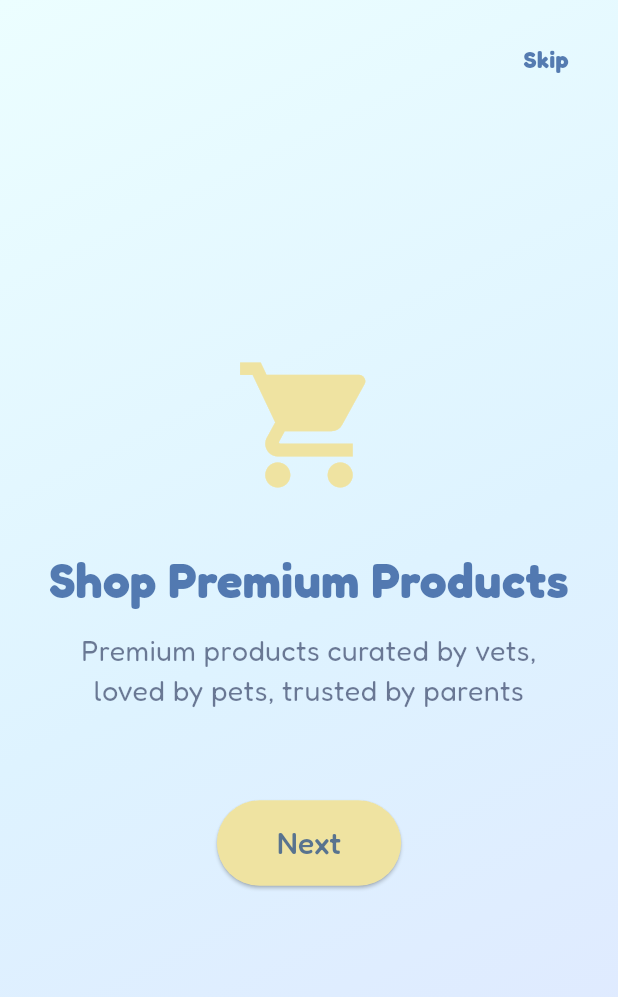
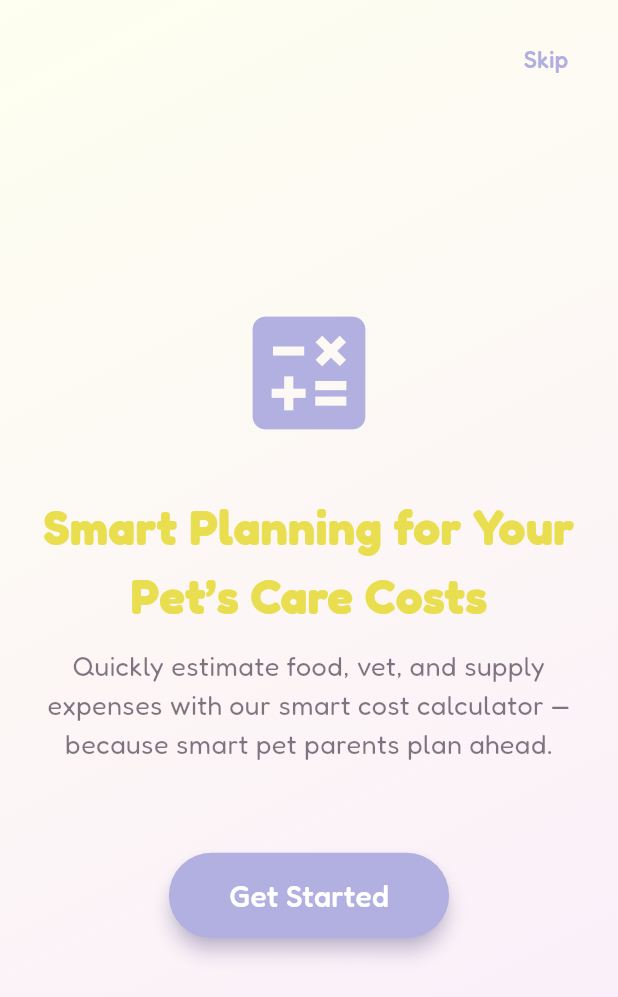
Before and after one commit to samridii/mypetjoyy, a Flutter app: the OnboardingTwoScreen screen opened by its route, after a tap on "Next", on a phone screen of 412 x 824 dp. Shown: the top 997 px of the screen. Run offline on Flutter 3.47's test engine with Material 3 defaults, Android fonts, the light colour scheme and no system bars.

Commit message:
Add Onboarding Screen 3

```diff
--- a/lib/main.dart
+++ b/lib/main.dart
@@ -1,5 +1,6 @@
 import 'package:flutter/material.dart';
 import 'package:mypetjoyy/screens/onboarding_one.dart';
+import 'package:mypetjoyy/screens/onboarding_three.dart';
 import 'package:mypetjoyy/screens/onboarding_two.dart';
 import 'package:mypetjoyy/screens/splash_screen.dart';
 
@@ -21,6 +22,7 @@ class MyApp extends StatelessWidget {
         '/': (context) => const SplashScreen(),
         '/onboarding_one': (context) => const OnboardingOneScreen(),
         '/onboarding_two': (context) => const OnboardingTwoScreen(),
+        '/onboarding_three': (context) => const OnboardingThreeScreen(),
       },
     );
   }
--- /dev/null
+++ b/lib/screens/onboarding_three.dart
@@ -0,0 +1,118 @@
+import 'package:flutter/material.dart';
+
+class OnboardingThreeScreen extends StatelessWidget {
+  const OnboardingThreeScreen({super.key});
+
+  @override
+  Widget build(BuildContext context) {
+    return Scaffold(
+      body: Container(
+        width: double.infinity,
+        height: double.infinity,
+        decoration: const BoxDecoration(
+          gradient: LinearGradient(
+            begin: Alignment.topLeft,
+            end: Alignment.bottomRight,
+            colors: [
+              Color.fromARGB(255, 254, 255, 240),
+              Color.fromARGB(255, 250, 237, 252),
+            ],
+          ),
+        ),
+        child: SafeArea(
+          child: Stack(
+            children: [
+              Positioned(
+                top: 16,
+                right: 16,
+                child: TextButton(
+                  onPressed: () {
+                    Navigator.pushReplacementNamed(context, '/signin');
+                  },
+                  child: const Text(
+                    'Skip',
+                    style: TextStyle(
+                      fontFamily: 'Fredoka',
+                      fontSize: 16,
+                      color: Color.fromARGB(255, 178, 175, 225),
+                      fontWeight: FontWeight.w500,
+                    ),
+                  ),
+                ),
+              ),
+
+              Center(
+                child: Column(
+                  mainAxisSize: MainAxisSize.min,
+                  children: [
+                    const Icon(
+                      Icons.calculate,
+                      size: 100,
+                      color: Color.fromARGB(255, 178, 175, 225),
+                    ),
+
+                    const SizedBox(height: 30),
+
+                    const Text(
+                      "Smart Planning for Your Pet’s Care Costs",
+                      textAlign: TextAlign.center,
+                      style: TextStyle(
+                        fontFamily: "Fredoka",
+                        fontSize: 32,
+                        fontWeight: FontWeight.bold,
+                        color: Color.fromARGB(226, 231, 219, 58),
+                      ),
+                    ),
+
+                    const SizedBox(height: 10),
+
+                    const Padding(
+                      padding: EdgeInsets.symmetric(horizontal: 30),
+                      child: Text(
+                        "Quickly estimate food, vet, and supply expenses with our smart cost calculator — because smart pet parents plan ahead.",
+                        textAlign: TextAlign.center,
+                        style: TextStyle(
+                          fontFamily: "Fredoka",
+                          fontSize: 18,
+                          color: Color.fromARGB(136, 20, 1, 26),
+                        ),
+                      ),
+                    ),
+
+                    const SizedBox(height: 60),
+
+                    ElevatedButton(
+                      style: ElevatedButton.styleFrom(
+                        backgroundColor: Color.fromARGB(255, 178, 175, 225),
+                        padding: const EdgeInsets.symmetric(
+                          horizontal: 40,
+                          vertical: 14,
+                        ),
+                        shape: RoundedRectangleBorder(
+                          borderRadius: BorderRadius.circular(30),
+                        ),
+                        elevation: 5,
+                        shadowColor: const Color(0xFF5A4DA1).withOpacity(0.5),
+                      ),
+                      onPressed: () {
+                        Navigator.pushReplacementNamed(context, '/signin');
+                      },
+                      child: const Text(
+                        "Get Started",
+                        style: TextStyle(
+                          fontFamily: "Fredoka",
+                          fontSize: 20,
+                          color: Colors.white,
+                        ),
+                      ),
+                    ),
+                  ],
+                ),
+              ),
+            ],
+          ),
+        ),
+      ),
+    );
+  }
+}
```
